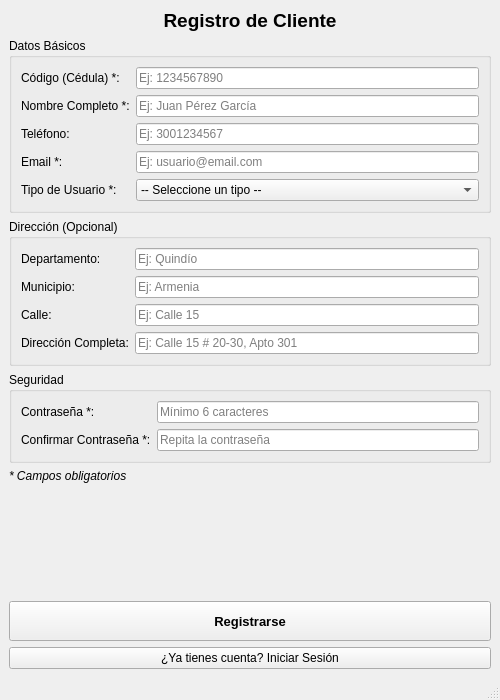
Qt form view/register_window.ui (St0rm20/proyecto-bases) before a commit.
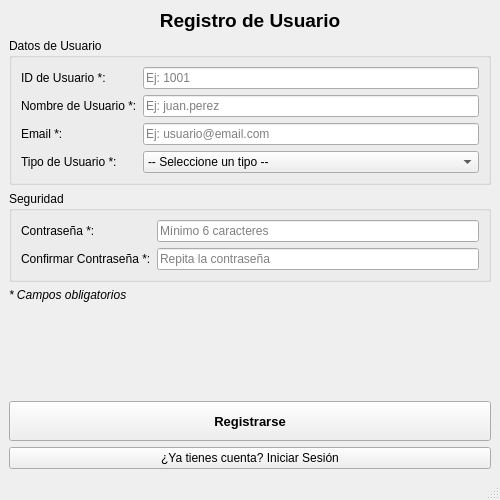
The same form after that commit.

Commit message: Adelanto de los crud y conexón a la base de datos

```diff
--- a/view/register_window.ui
+++ b/view/register_window.ui
@@ -7,7 +7,7 @@
     <x>0</x>
     <y>0</y>
     <width>500</width>
-    <height>700</height>
+    <height>500</height>
    </rect>
   </property>
   <property name="windowTitle">
@@ -18,80 +18,66 @@
     <item>
      <widget class="QLabel" name="label_titulo">
       <property name="text">
-       <string>&lt;html&gt;&lt;head/&gt;&lt;body&gt;&lt;p align="center"&gt;&lt;span style=" font-size:14pt; font-weight:600;"&gt;Registro de Cliente&lt;/span&gt;&lt;/p&gt;&lt;/body&gt;&lt;/html&gt;</string>
+       <string>&lt;html&gt;&lt;head/&gt;&lt;body&gt;&lt;p align="center"&gt;&lt;span style=" font-size:14pt; font-weight:600;"&gt;Registro de Usuario&lt;/span&gt;&lt;/p&gt;&lt;/body&gt;&lt;/html&gt;</string>
       </property>
      </widget>
     </item>
     <item>
      <widget class="QGroupBox" name="groupBox_datos_basicos">
       <property name="title">
-       <string>Datos Básicos</string>
+       <string>Datos de Usuario</string>
       </property>
       <layout class="QGridLayout" name="gridLayout_basicos">
        <item row="0" column="0">
         <widget class="QLabel" name="label_codigo">
          <property name="text">
-          <string>Código (Cédula) *:</string>
+          <string>ID de Usuario *:</string>
          </property>
         </widget>
        </item>
        <item row="0" column="1">
         <widget class="QLineEdit" name="lineEdit_codigo">
          <property name="placeholderText">
-          <string>Ej: 1234567890</string>
+          <string>Ej: 1001</string>
          </property>
         </widget>
        </item>
        <item row="1" column="0">
         <widget class="QLabel" name="label_nombre">
          <property name="text">
-          <string>Nombre Completo *:</string>
+          <string>Nombre de Usuario *:</string>
          </property>
         </widget>
        </item>
        <item row="1" column="1">
         <widget class="QLineEdit" name="lineEdit_nombre">
          <property name="placeholderText">
-          <string>Ej: Juan Pérez García</string>
+          <string>Ej: juan.perez</string>
          </property>
         </widget>
        </item>
        <item row="2" column="0">
-        <widget class="QLabel" name="label_telefono">
-         <property name="text">
-          <string>Teléfono:</string>
-         </property>
-        </widget>
-       </item>
-       <item row="2" column="1">
-        <widget class="QLineEdit" name="lineEdit_telefono">
-         <property name="placeholderText">
-          <string>Ej: 3001234567</string>
-         </property>
-        </widget>
-       </item>
-       <item row="3" column="0">
         <widget class="QLabel" name="label_email">
          <property name="text">
           <string>Email *:</string>
          </property>
         </widget>
        </item>
-       <item row="3" column="1">
+       <item row="2" column="1">
         <widget class="QLineEdit" name="lineEdit_email">
          <property name="placeholderText">
           <string>Ej: usuario@email.com</string>
          </property>
         </widget>
        </item>
-       <item row="4" column="0">
+       <item row="3" column="0">
         <widget class="QLabel" name="label_rol">
          <property name="text">
           <string>Tipo de Usuario *:</string>
          </property>
         </widget>
        </item>
-       <item row="4" column="1">
+       <item row="3" column="1">
         <widget class="QComboBox" name="comboBox_rol">
          <item>
           <property name="text">
@@ -108,71 +94,11 @@
            <string>Usuario Esporádico</string>
           </property>
          </item>
-        </widget>
-       </item>
-      </layout>
-     </widget>
-    </item>
-    <item>
-     <widget class="QGroupBox" name="groupBox_direccion">
-      <property name="title">
-       <string>Dirección (Opcional)</string>
-      </property>
-      <layout class="QGridLayout" name="gridLayout_direccion">
-       <item row="0" column="0">
-        <widget class="QLabel" name="label_departamento">
-         <property name="text">
-          <string>Departamento:</string>
-         </property>
-        </widget>
-       </item>
-       <item row="0" column="1">
-        <widget class="QLineEdit" name="lineEdit_departamento">
-         <property name="placeholderText">
-          <string>Ej: Quindío</string>
-         </property>
-        </widget>
-       </item>
-       <item row="1" column="0">
-        <widget class="QLabel" name="label_municipio">
-         <property name="text">
-          <string>Municipio:</string>
-         </property>
-        </widget>
-       </item>
-       <item row="1" column="1">
-        <widget class="QLineEdit" name="lineEdit_municipio">
-         <property name="placeholderText">
-          <string>Ej: Armenia</string>
-         </property>
-        </widget>
-       </item>
-       <item row="2" column="0">
-        <widget class="QLabel" name="label_calle">
-         <property name="text">
-          <string>Calle:</string>
-         </property>
-        </widget>
-       </item>
-       <item row="2" column="1">
-        <widget class="QLineEdit" name="lineEdit_calle">
-         <property name="placeholderText">
-          <string>Ej: Calle 15</string>
-         </property>
-        </widget>
-       </item>
-       <item row="3" column="0">
-        <widget class="QLabel" name="label_direccion">
-         <property name="text">
-          <string>Dirección Completa:</string>
-         </property>
-        </widget>
-       </item>
-       <item row="3" column="1">
-        <widget class="QLineEdit" name="lineEdit_direccion">
-         <property name="placeholderText">
-          <string>Ej: Calle 15 # 20-30, Apto 301</string>
-         </property>
+         <item>
+          <property name="text">
+           <string>Usuario Invitado</string>
+          </property>
+         </item>
         </widget>
        </item>
       </layout>
@@ -236,7 +162,7 @@
       <property name="sizeHint" stdset="0">
        <size>
         <width>20</width>
-        <height>20</height>
+        <height>40</height>
        </size>
       </property>
      </spacer>
```
Left out of the diff: 12 changed lines with no effect on the pictures. The commit also changes 46 other files.
